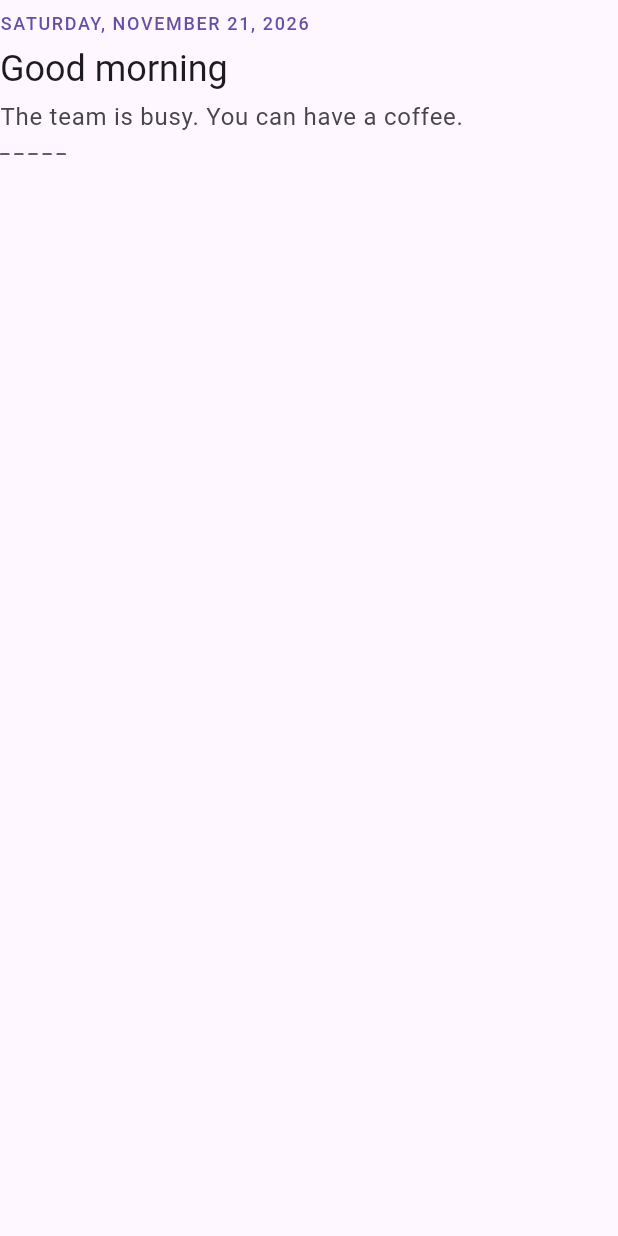
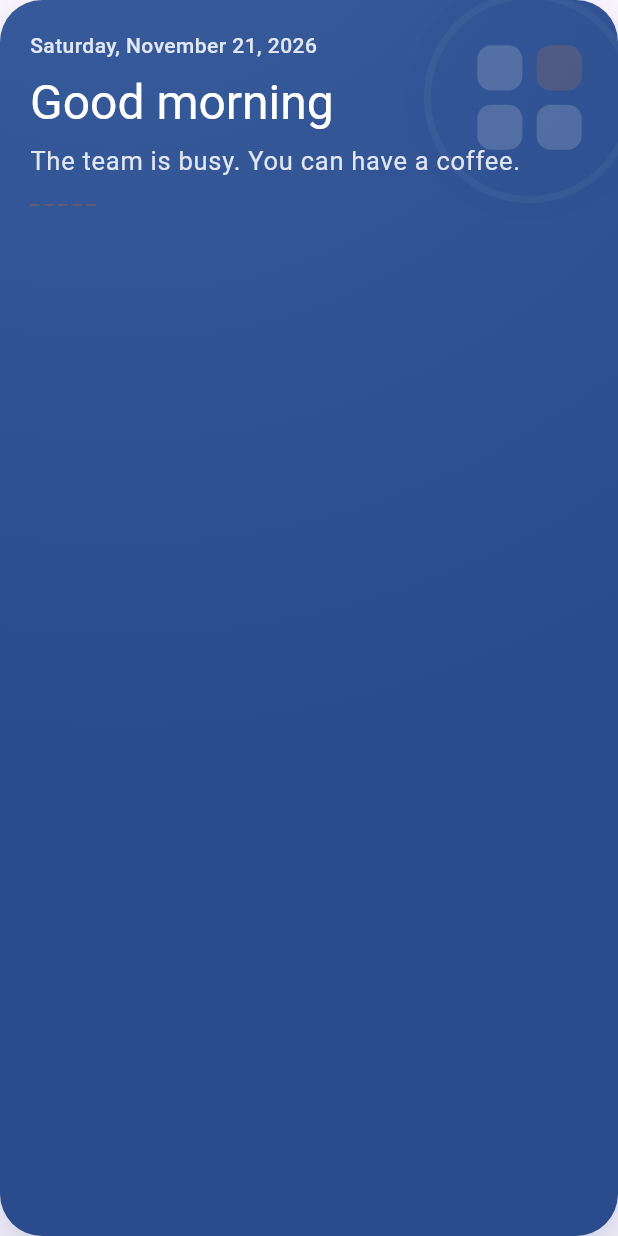
Before and after one commit to abu-arandas/arandastech, a Flutter app: the Greeting widget shown alone on an empty page, opened directly, on a phone screen of 412 x 824 dp. Run offline on Flutter 3.47's test engine with Material 3 defaults, Android fonts, the phone set to English and light mode, and no system bars; our stand-ins replace get, material_ui, web.

Commit message:
Owner app redesign: ink sidebar, denim hello panel, pill tabs, split sign-in (#32)
* Storefront redesign: a real home page, product showcase and calmer inner pages

The home page gets a full first screen (bold title with a sewn-in stitch, two actions,
three figures read from the catalogue, the Retail shop on a laptop and a phone), a
moving line of what we build with (pausable), each product in its own row with its
live screenshots and license cards, an ink band for agencies with three steps joined
by a stitch that sews itself, the free-trial till, numbered guide cards and a closing
denim panel. New sticky header with a main action and a phone menu, ink footer with
columns. Contact and free trial put the form in a panel beside the words.

Also: prices keep their order inside Arabic text, reveals no longer cause hydration
mismatches (they start from the page, not the layout), pictures tilt and main buttons
lean toward the pointer on desktops only, reduced motion shows everything at once.

Co-Authored-By: Claude Opus 5.5 <noreply@anthropic.com>
Claude-Session: https://claude.ai/code/session_013JgGucXM7EegxMZdyJ88og

* Drop a picture the site does not use

Co-Authored-By: Claude Opus 5.5 <noreply@anthropic.com>
Claude-Session: https://claude.ai/code/session_013JgGucXM7EegxMZdyJ88og

* Keep the ticker's pause button on phones

Co-Authored-By: Claude Opus 5.5 <noreply@anthropic.com>
Claude-Session: https://claude.ai/code/session_013JgGucXM7EegxMZdyJ88og

* Owner app: ink sidebar, denim hello panel, pill tabs and a split sign-in

The sidebar is now an ink frame with an orange stitch on the open area,
Today opens on a denim panel with the date, hello and joke, page headings
are bigger, area tabs are pills, stat tiles show an orange knot when there
is something to see, and the sign-in page puts a brand panel beside the
form on wide screens. Arabic added for the new lines.

Co-Authored-By: Claude Opus 5.5 <noreply@anthropic.com>
Claude-Session: https://claude.ai/code/session_013JgGucXM7EegxMZdyJ88og

---------

Co-authored-by: Claude <noreply@anthropic.com>

```diff
--- a/apps/owner/lib/config/brand.dart
+++ b/apps/owner/lib/config/brand.dart
@@ -31,6 +31,11 @@ class Brand {
   /// Indigo ink for text, and for the tint of shadows.
   static const ink = Color(0xFF18202E);
 
+  /// The app's frame (the sidebar and the sign-in panel): ink in the light theme, a deeper night in the dark, so the
+  /// frame always reads darker than the page. It uses the dark theme inside, whatever the app's theme.
+  static const shell = Color(0xFF18202E);
+  static const shellDark = Color(0xFF080C14);
+
   /// One font for Arabic and Latin text, bundled in assets/fonts and declared in pubspec.yaml.
   static const fontFamily = 'Rubik';
 
--- a/apps/owner/lib/l10n/ar.dart
+++ b/apps/owner/lib/l10n/ar.dart
@@ -5,6 +5,11 @@ const ar = <String, String>{
   'Sign in': 'تسجيل الدخول',
   'Owner token': 'رمز المالك',
   'Connect': 'اتصال',
+  'Your business, sewn together.': 'عملك، مخيّط في مكان واحد.',
+  'Approve what the team wants to send': 'وافق على ما يريد الفريق إرساله',
+  'See money, orders and leads at a glance': 'شاهد المال والطلبات والعملاء بنظرة واحدة',
+  'Pause everything with one press': 'أوقف كل شيء بضغطة واحدة',
+  'Made in Amman.': 'صُنع في عمّان.',
   'Stay signed in on this device': 'ابقَ متصلاً على هذا الجهاز',
   'Sign out to forget it.': 'سجّل الخروج ليُنسى الرمز.',
   'Could not connect. Check the connection and the token.': 'تعذّر الاتصال. تحقّق من الاتصال والرمز.',
--- a/apps/owner/lib/views/dashboard/greeting.dart
+++ b/apps/owner/lib/views/dashboard/greeting.dart
@@ -1,9 +1,12 @@
 import 'package:get/get.dart';
 import 'package:material_ui/material_ui.dart';
 
+import '../../config/brand.dart';
+import '../../config/breakpoints.dart';
+import '../../config/theme.dart';
+import '../../widgets/brand_mark.dart';
 import '../../widgets/fun.dart';
 import '../../widgets/motion.dart';
-import '../../widgets/section_title.dart';
 import '../../widgets/stitch_line.dart';
 
 /// Today's heading: the date, a hello for the time of day, and a joke that changes when it is tapped.
@@ -28,16 +31,31 @@ class _GreetingState extends State<Greeting> {
   Widget build(BuildContext context) {
     final theme = Theme.of(context);
     final now = DateTime.now();
+    const soft = Color(0xD9FFFFFF);
     return Container(
       width: double.infinity,
-      padding: const EdgeInsets.only(top: 8, bottom: 12),
+      clipBehavior: Clip.antiAlias,
+      decoration: ShapeDecoration(
+        // Denim in both themes, as on the website's closing panel, with a soft light from the top.
+        gradient: const RadialGradient(center: AlignmentDirectional(-0.6, -1.4), radius: 1.6, colors: [Color(0xFF3A5E9F), Brand.denim]),
+        shape: AppTheme.shape(28),
+        shadows: [BoxShadow(color: Brand.denim.withValues(alpha: 0.28), blurRadius: 30, offset: const Offset(0, 14))],
+      ),
+      child: Stack(
+        children: [
+          // A big shirt button resting in the corner, half off the panel.
+          const PositionedDirectional(end: -36, top: -30, child: Opacity(opacity: 0.16, child: BrandMark(size: 190))),
+          Padding(
+            padding: EdgeInsets.all(context.isMobile ? 20 : 28),
             child: Column(
               crossAxisAlignment: CrossAxisAlignment.start,
               children: [
-          Eyebrow(MaterialLocalizations.of(context).formatFullDate(now)),
+                Text(MaterialLocalizations.of(context).formatFullDate(now), style: theme.textTheme.labelLarge?.copyWith(color: soft, letterSpacing: 0.3)),
+                const SizedBox(height: 8),
+                Appear(
+                  child: Text(hello(now.hour).tr, style: theme.textTheme.headlineLarge?.copyWith(color: Colors.white)),
+                ),
                 const SizedBox(height: 6),
-          Appear(child: Text(hello(now.hour).tr, style: theme.textTheme.headlineSmall)),
-          const SizedBox(height: 4),
                 Squish(
                   tooltip: 'Another one'.tr,
                   onTap: () => setState(() => _joke = (_joke + 1) % Jokes.greetings.length),
@@ -55,12 +73,15 @@ class _GreetingState extends State<Greeting> {
                     child: Text(
                       Jokes.greetings[_joke].tr,
                       key: ValueKey(_joke),
-                style: theme.textTheme.bodyLarge?.copyWith(color: theme.colorScheme.onSurfaceVariant),
+                      style: theme.textTheme.bodyLarge?.copyWith(color: soft, fontSize: 17),
                     ),
                   ),
                 ),
-          const SizedBox(height: 12),
+                const SizedBox(height: 16),
                 const SewIn(child: StitchLine()),
+              ],
+            ),
+          ),
         ],
       ),
     );
--- a/apps/owner/lib/views/today/today_page.dart
+++ b/apps/owner/lib/views/today/today_page.dart
@@ -76,7 +76,7 @@ class TodayPage extends StatelessWidget {
       return PageList(
         children: [
           const Greeting(),
-          const SizedBox(height: 8),
+          const SizedBox(height: 24),
           _Lead(overview: o),
           const SizedBox(height: 16),
           const Appear(child: BriefingCard()),
--- a/apps/owner/lib/widgets/section_title.dart
+++ b/apps/owner/lib/widgets/section_title.dart
@@ -32,12 +32,12 @@ class PageHeading extends StatelessWidget {
   @override
   Widget build(BuildContext context) => Container(
     width: double.infinity,
-    padding: const EdgeInsets.only(top: 8, bottom: 12),
+    padding: const EdgeInsets.only(top: 16, bottom: 16),
     child: Column(
       crossAxisAlignment: CrossAxisAlignment.start,
       children: [
-        if (eyebrow != null) ...[Eyebrow(eyebrow!), const SizedBox(height: 6)],
-        Text(title.tr, style: Theme.of(context).textTheme.headlineSmall),
+        if (eyebrow != null) ...[Eyebrow(eyebrow!), const SizedBox(height: 8)],
+        Text(title.tr, style: Theme.of(context).textTheme.headlineMedium),
         const SizedBox(height: 12),
         const SewIn(child: StitchLine()),
       ],
```
Also changed, not shown: apps/owner/lib/config/theme.dart (+20 -7 lines), apps/owner/lib/views/auth/sign_in_page.dart (+26 -3 lines), apps/owner/lib/views/auth/sign_in_panel.dart (added, +79 -0 lines), apps/owner/lib/views/business/business_page.dart (+4 -10 lines), apps/owner/lib/views/dashboard/side_bar.dart (+26 -12 lines), apps/owner/lib/views/systems/systems_page.dart (+4 -10 lines), apps/owner/lib/views/today/stat_tile.dart (+15 -6 lines), apps/owner/lib/widgets/area_tabs.dart (added, +32 -0 lines). Lines whose indentation alone changed are shown as unchanged.
